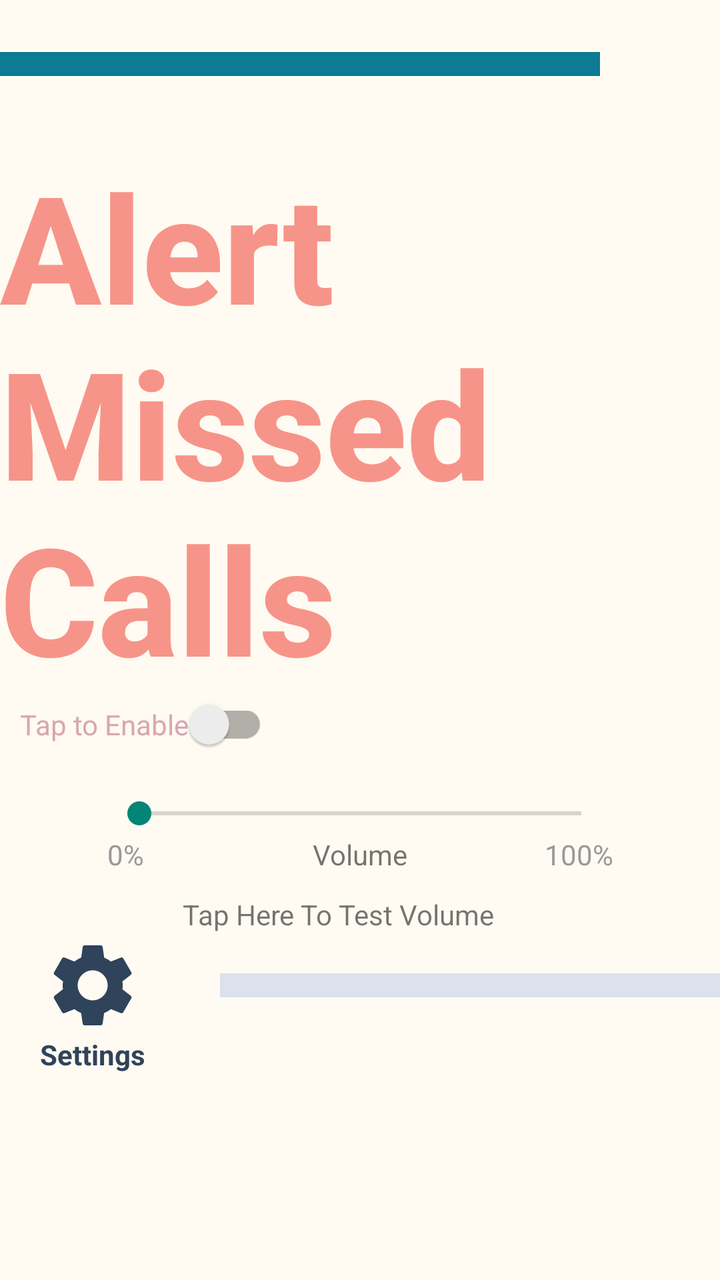
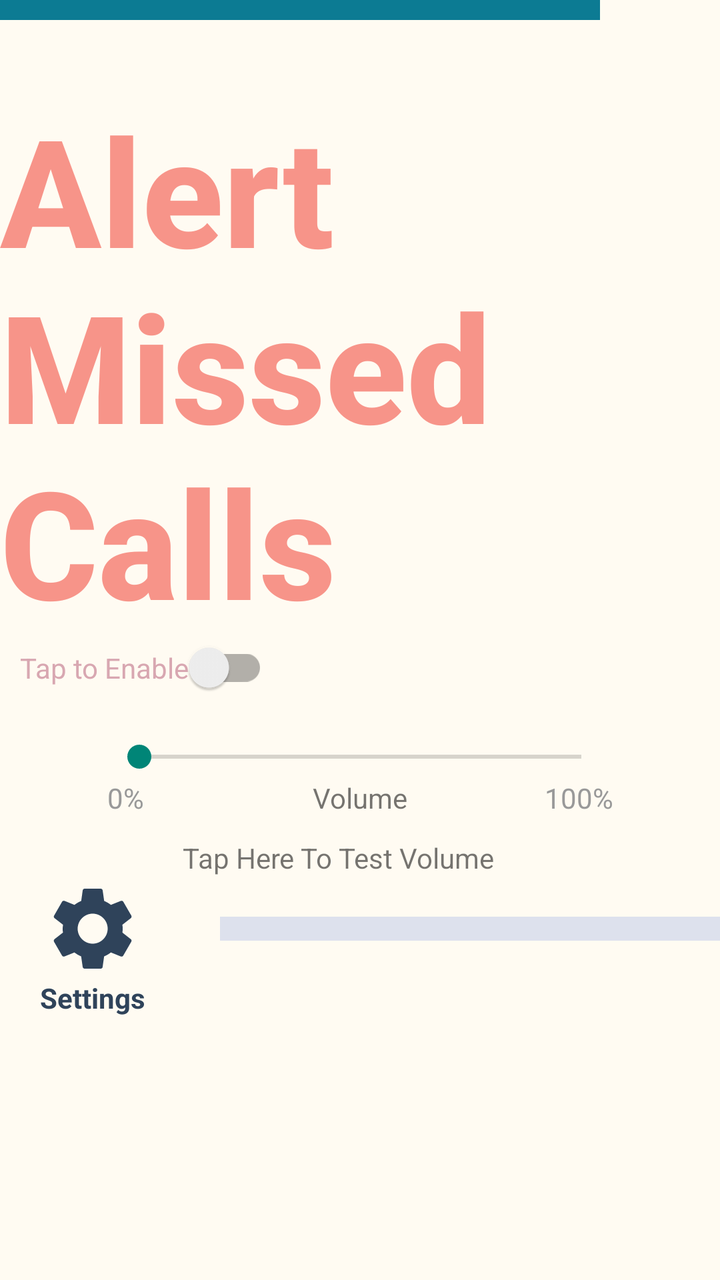

Compare the two renders of this Android layout. The source of the first and the diff that turns it into the second are given below.
<!-- AndroidManifest.xml: application theme Theme.AppCompat.Light.DarkActionBar -->
<!-- res/layout/alertmissedcalls.xml -->
<?xml version="1.0" encoding="utf-8"?>
<androidx.constraintlayout.widget.ConstraintLayout xmlns:android="http://schemas.android.com/apk/res/android"
    xmlns:app="http://schemas.android.com/apk/res-auto"
    xmlns:tools="http://schemas.android.com/tools"
    android:layout_width="match_parent"
    android:layout_height="match_parent"
    android:background="#FFFBF2"
    tools:context=".MainActivity">


    <View
        android:id="@+id/rightLine"
        android:layout_width="250dp"
        android:layout_height="12dp"
        android:layout_above="@+id/FeatTitle"
        android:layout_marginTop="20dp"
        android:background="#DDE1ED"
        app:layout_constraintEnd_toEndOf="parent"
        app:layout_constraintTop_toBottomOf="@+id/taptotestvolume" />

    <View
        android:id="@+id/leftLine"
        android:layout_width="300dp"
        android:layout_height="12dp"
        android:layout_above="@+id/FeatTitle"
        android:layout_marginBottom="35dp"
        android:background="#0C7B93"
        app:layout_constraintBottom_toTopOf="@+id/FeatTitle"
        app:layout_constraintStart_toStartOf="parent" />


    <TextView
        android:id="@+id/FeatTitle"
        android:layout_width="match_parent"
        android:layout_height="wrap_content"
        android:fontFamily="sans-serif-medium"
        android:text="@string/MCA_Title"
        android:textColor="#F79489"
        android:textSize="75sp"
        android:textStyle="bold"
        app:layout_constraintBottom_toBottomOf="parent"
        app:layout_constraintEnd_toEndOf="parent"
        app:layout_constraintHorizontal_bias="0.0"
        app:layout_constraintStart_toStartOf="parent"
        app:layout_constraintTop_toTopOf="parent"
        app:layout_constraintVertical_bias="0.2" />


    <androidx.appcompat.widget.SwitchCompat
        android:id="@+id/TapToEnable"
        android:layout_width="wrap_content"
        android:layout_height="wrap_content"
        android:layout_marginStart="10dp"
        android:text="@string/Allfeat_Tap2Enable"
        android:textColor="#D8A7B1"
        app:layout_constraintStart_toStartOf="@+id/FeatTitle"
        app:layout_constraintTop_toBottomOf="@+id/FeatTitle" />

    <SeekBar
        android:id="@+id/seekBar"
        android:layout_width="253dp"
        android:layout_height="22dp"
        android:layout_marginTop="20dp"
        app:layout_constraintBottom_toBottomOf="parent"
        app:layout_constraintEnd_toEndOf="parent"
        app:layout_constraintStart_toStartOf="parent"
        app:layout_constraintTop_toBottomOf="@+id/TapToEnable"
        app:layout_constraintVertical_bias="0.0" />

    <TextView
        android:id="@+id/textView8"
        android:layout_width="wrap_content"
        android:layout_height="wrap_content"
        android:layout_marginTop="0dp"
        android:text="@string/ARC_Volume"
        app:layout_constraintEnd_toEndOf="@+id/seekBar"
        app:layout_constraintStart_toStartOf="@+id/seekBar"
        app:layout_constraintTop_toBottomOf="@+id/seekBar" />

    <TextView
        android:id="@+id/taptotestvolume"
        android:layout_width="wrap_content"
        android:layout_height="wrap_content"
        android:layout_marginTop="30dp"
        android:text="@string/TapVolumeTest"
        app:layout_constraintEnd_toEndOf="@+id/textView8"
        app:layout_constraintHorizontal_bias="0.6"
        app:layout_constraintStart_toStartOf="@+id/textView8"
        app:layout_constraintTop_toBottomOf="@+id/seekBar" />

    <TextView
        android:id="@+id/textView5"
        android:layout_width="wrap_content"
        android:layout_height="wrap_content"
        android:text="0%"
        android:textColor="#999999"
        app:layout_constraintEnd_toEndOf="@+id/seekBar"
        app:layout_constraintHorizontal_bias="0"
        app:layout_constraintStart_toStartOf="@+id/seekBar"
        app:layout_constraintTop_toBottomOf="@+id/seekBar" />

    <TextView
        android:id="@+id/textView7"
        android:layout_width="wrap_content"
        android:layout_height="wrap_content"
        android:text="100%"
        android:textColor="#999999"
        app:layout_constraintEnd_toEndOf="@+id/seekBar"
        app:layout_constraintHorizontal_bias="1"
        app:layout_constraintStart_toStartOf="@+id/seekBar"
        app:layout_constraintTop_toBottomOf="@+id/seekBar" />

    <ImageView
        android:id="@+id/settings_AMC"
        android:layout_width="50dp"
        android:layout_height="50dp"
        android:backgroundTint="#FFFBF2"
        android:textColor="#C5C5C5"
        app:layout_constraintBottom_toBottomOf="@+id/rightLine"
        app:layout_constraintEnd_toEndOf="@+id/settings_text"
        app:layout_constraintHorizontal_bias="0.5"
        app:layout_constraintStart_toStartOf="@+id/settings_text"
        app:layout_constraintTop_toTopOf="@+id/rightLine"
        app:srcCompat="@drawable/baseline_settings_24"
        app:tint="#2F435A" />

    <TextView
        android:id="@+id/settings_text"
        android:layout_width="wrap_content"
        android:layout_height="wrap_content"
        android:text="@string/Allfeat_settings"
        android:textColor="#2F435A"
        android:textStyle="bold"
        android:textAlignment="center"
        app:layout_constraintEnd_toStartOf="@+id/rightLine"
        app:layout_constraintHorizontal_bias="0.35"
        app:layout_constraintStart_toStartOf="parent"
        app:layout_constraintTop_toBottomOf="@+id/settings_AMC" />


</androidx.constraintlayout.widget.ConstraintLayout>
<!-- resources referenced by this layout -->
<resources>
  <!-- drawable baseline_settings_24 (drawable) -->
  <vector android:height="24dp" android:tint="#000000"
      android:viewportHeight="24" android:viewportWidth="24"
      android:width="24dp" xmlns:android="http://schemas.android.com/apk/res/android">
      <path android:fillColor="@android:color/white" android:pathData="M19.14,12.94c0.04,-0.3 0.06,-0.61 0.06,-0.94c0,-0.32 -0.02,-0.64 -0.07,-0.94l2.03,-1.58c0.18,-0.14 0.23,-0.41 0.12,-0.61l-1.92,-3.32c-0.12,-0.22 -0.37,-0.29 -0.59,-0.22l-2.39,0.96c-0.5,-0.38 -1.03,-0.7 -1.62,-0.94L14.4,2.81c-0.04,-0.24 -0.24,-0.41 -0.48,-0.41h-3.84c-0.24,0 -0.43,0.17 -0.47,0.41L9.25,5.35C8.66,5.59 8.12,5.92 7.63,6.29L5.24,5.33c-0.22,-0.08 -0.47,0 -0.59,0.22L2.74,8.87C2.62,9.08 2.66,9.34 2.86,9.48l2.03,1.58C4.84,11.36 4.8,11.69 4.8,12s0.02,0.64 0.07,0.94l-2.03,1.58c-0.18,0.14 -0.23,0.41 -0.12,0.61l1.92,3.32c0.12,0.22 0.37,0.29 0.59,0.22l2.39,-0.96c0.5,0.38 1.03,0.7 1.62,0.94l0.36,2.54c0.05,0.24 0.24,0.41 0.48,0.41h3.84c0.24,0 0.44,-0.17 0.47,-0.41l0.36,-2.54c0.59,-0.24 1.13,-0.56 1.62,-0.94l2.39,0.96c0.22,0.08 0.47,0 0.59,-0.22l1.92,-3.32c0.12,-0.22 0.07,-0.47 -0.12,-0.61L19.14,12.94zM12,15.6c-1.98,0 -3.6,-1.62 -3.6,-3.6s1.62,-3.6 3.6,-3.6s3.6,1.62 3.6,3.6S13.98,15.6 12,15.6z"/>
  </vector>
  <string name="ARC_Volume">Volume</string>
  <string name="Allfeat_Tap2Enable">Tap to Enable</string>
  <string name="Allfeat_settings">Settings</string>
  <string name="MCA_Title">Alert\nMissed\nCalls</string>
  <string name="TapVolumeTest">Tap Here To Test Volume</string>
</resources>

<!-- the commit's change to res/layout/alertmissedcalls.xml (unified diff, before → after) -->
@@ -43,7 +43,7 @@
         app:layout_constraintHorizontal_bias="0.0"
         app:layout_constraintStart_toStartOf="parent"
         app:layout_constraintTop_toTopOf="parent"
-        app:layout_constraintVertical_bias="0.2" />
+        android:layout_marginBottom="275dp" />
 
 
     <androidx.appcompat.widget.SwitchCompat
